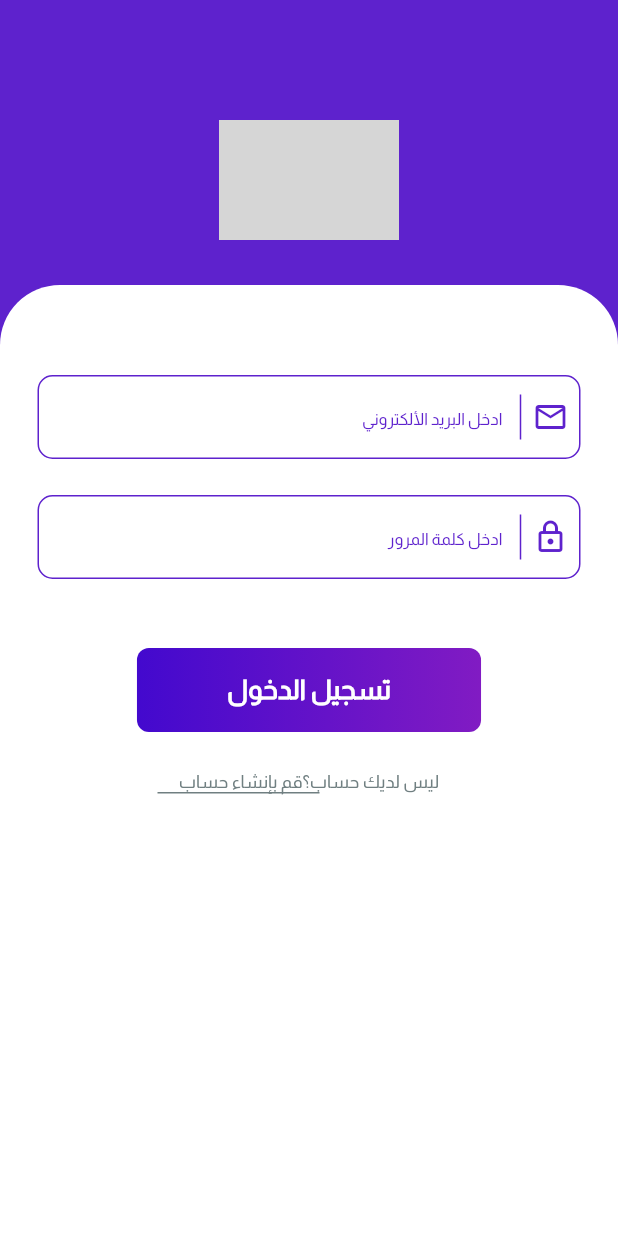
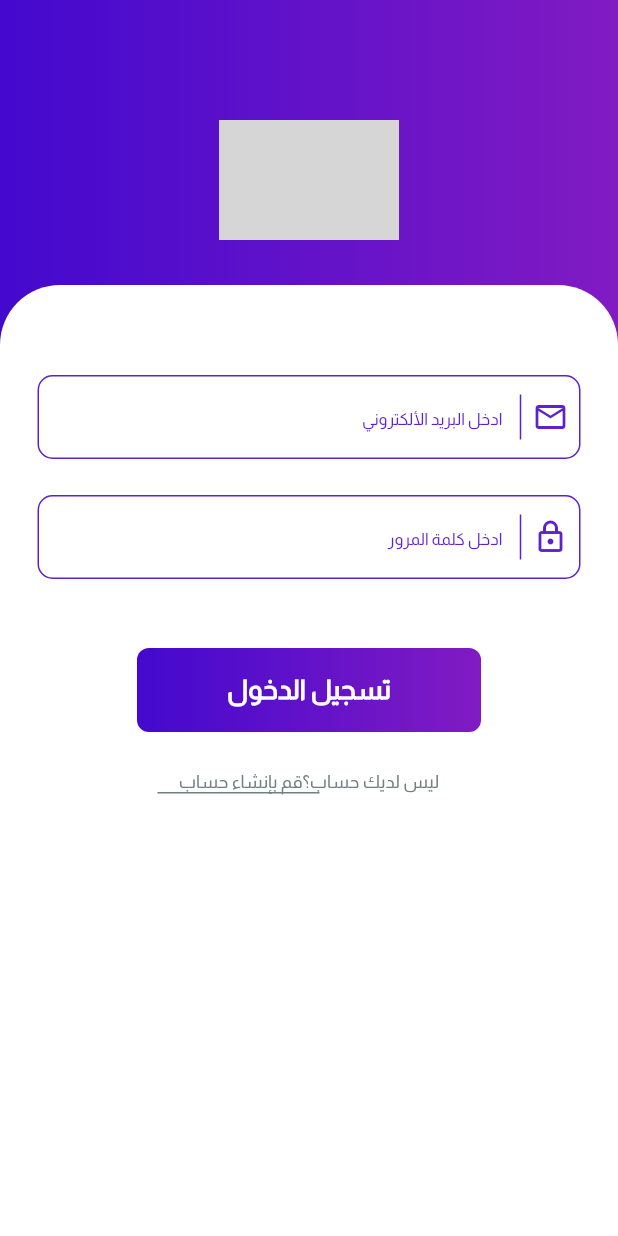
Before and after one commit to Elhaw2003/mr-candy-app, a Flutter app: the LoginScreen screen opened directly, on a phone screen of 412 x 824 dp. Run offline on Flutter 3.47's test engine with Material 3 defaults, Android fonts, the phone set to English and light mode, and no system bars; our stand-ins replace animate_do, dartz, flutter_bloc, smooth_page_indicator; grey boxes are pictures that could not be loaded.

Commit message:
override for change color by gredient widget for screen

```diff
--- a/lib/featuers/login/presentation/views/login_screen.dart
+++ b/lib/featuers/login/presentation/views/login_screen.dart
@@ -12,7 +12,7 @@ class LoginScreen extends StatelessWidget {
   @override
   Widget build(BuildContext context) {
     return Scaffold(
-      backgroundColor: AppColors.mixPurpleAndBlue,
+      // backgroundColor: AppColors.mixPurpleAndBlue,
       body: BlocProvider(
         create: (context) => LoginCubit(LoginImplementationRepo()),
         child: const LoginBody(),
--- /dev/null
+++ b/lib/featuers/login/presentation/views/widgets/gredient_color_for_screen.dart
@@ -0,0 +1,24 @@
+import 'package:flutter/material.dart';
+import 'package:mr_candy_app/core/utilies/app_colors.dart';
+
+class GredientColorForScreen extends StatelessWidget {
+  const GredientColorForScreen({super.key});
+
+  @override
+  Widget build(BuildContext context) {
+    return Container(
+      width: double.infinity,
+      height: double.infinity,
+      decoration: const BoxDecoration(
+          gradient: LinearGradient(
+            colors: [
+              AppColors.blue,
+              AppColors.purple,
+            ],
+            begin: Alignment.topLeft,
+            end: Alignment.topRight,
+          )
+      ),
+    );
+  }
+}
--- a/lib/featuers/login/presentation/views/widgets/login_body.dart
+++ b/lib/featuers/login/presentation/views/widgets/login_body.dart
@@ -1,4 +1,5 @@
 import 'package:flutter/material.dart';
+import 'package:mr_candy_app/featuers/login/presentation/views/widgets/gredient_color_for_screen.dart';
 import 'package:mr_candy_app/featuers/login/presentation/views/widgets/login_form.dart';
 import 'package:mr_candy_app/featuers/splash/presentation/views/widgets/image_logo_widget.dart';
 
@@ -9,15 +10,22 @@ class LoginBody extends StatelessWidget {
 
   @override
   Widget build(BuildContext context) {
-    return  const Column(
+    return   const Stack(
       children: [
+        GredientColorForScreen(),
         Padding(
-          padding: EdgeInsets.only(top: 80),
-          child: ImageLogoWidget(),
-        ),
-        SizedBox(height: 30,),
-        Expanded(
-          child: LoginForm()
+          padding: EdgeInsets.only(
+            top: 80
+          ),
+          child: Column(
+            children: [
+              ImageLogoWidget(),
+              SizedBox(height: 30,),
+              Expanded(
+                child: LoginForm()
+              )
+            ],
+          ),
         )
       ],
     );
```
